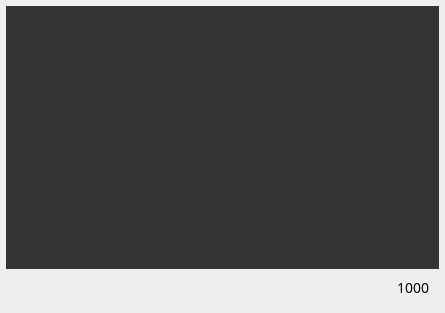
First picture: the form in ui/VideoWidget.ui, repository terry-xiaoyu/physical-ai-demo-arm64-desktop-cpp, before the edit.
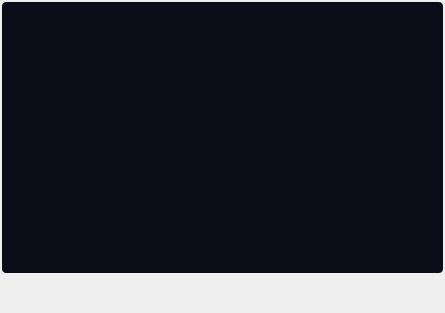
Second picture: the form after the edit.

Diff of the .ui file:
```diff
--- a/ui/VideoWidget.ui
+++ b/ui/VideoWidget.ui
@@ -18,23 +18,23 @@
     <number>0</number>
    </property>
    <property name="leftMargin">
-    <number>6</number>
+    <number>2</number>
    </property>
    <property name="topMargin">
-    <number>6</number>
+    <number>2</number>
    </property>
    <property name="rightMargin">
-    <number>6</number>
+    <number>2</number>
    </property>
    <property name="bottomMargin">
-    <number>6</number>
+    <number>2</number>
    </property>
    <item>
     <widget class="QWidget" name="videoCanvas" native="true">
      <property name="styleSheet">
-      <string notr="true">QWidget
-{
-	background-color:#333333;
+      <string notr="true">QWidget {
+    background-color: #0D0D1A;
+    border-radius: 4px;
 }</string>
      </property>
     </widget>
@@ -49,7 +49,7 @@
      </property>
      <layout class="QHBoxLayout" name="horizontalLayout">
       <property name="rightMargin">
-       <number>10</number>
+       <number>8</number>
       </property>
       <item>
        <spacer name="horizontalSpacer">
@@ -67,17 +67,14 @@
       <item>
        <widget class="QLabel" name="label">
         <property name="styleSheet">
-         <string notr="true">QLabel
-{
-	font-family: PingFang SC;
-	font-style: normal;
-	font-weight: normal;
-	font-size: 14px;
-	line-height: 22px;
+         <string notr="true">QLabel {
+    color: #888888;
+    font-family: PingFang SC, Arial, sans-serif;
+    font-size: 12px;
 }</string>
         </property>
         <property name="text">
-         <string>1000</string>
+         <string/>
         </property>
        </widget>
       </item>
```
